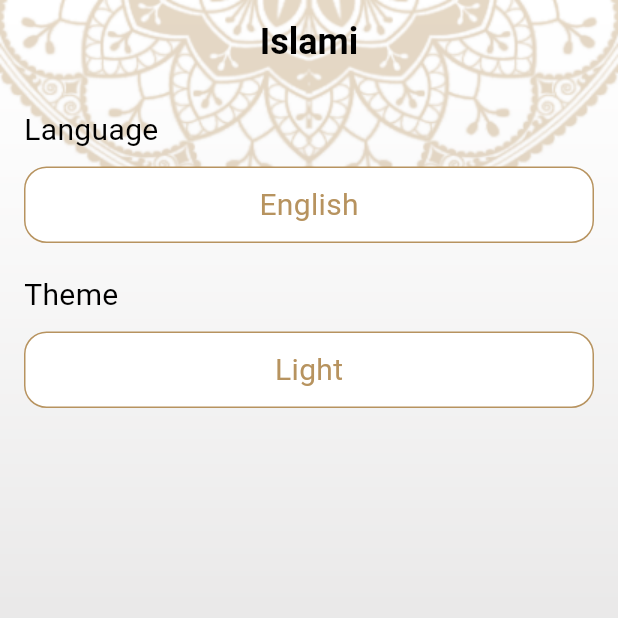
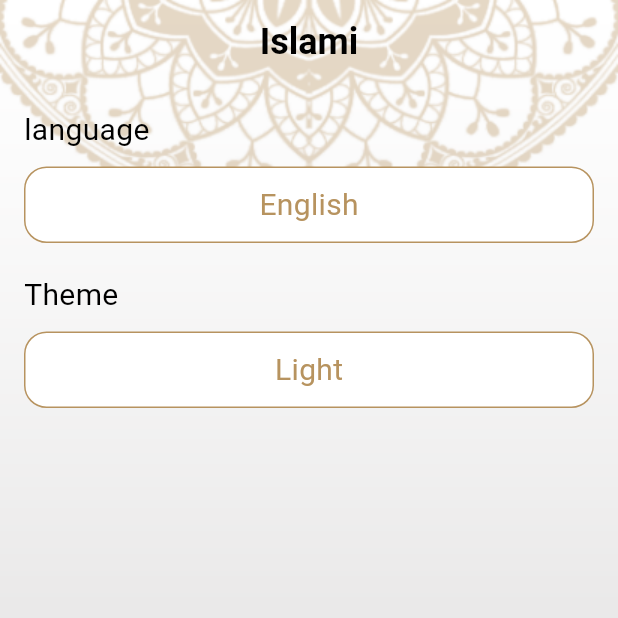
Before and after one commit to youssemagdy/Islamy_app_c10, a Flutter app: the screen it shows after launch, item 5 of the bottom bar chosen, on a phone screen of 412 x 824 dp, the top half of it. Run offline on Flutter 3.47's test engine with Material 3 defaults, Android fonts, the phone set to English and light mode, and no system bars; generated files the repository leaves out were written again.

Commit message:
Initial Commit

```diff
--- a/lib/main.dart
+++ b/lib/main.dart
@@ -36,6 +36,7 @@ class MyApp extends StatelessWidget
         Locale('ar'),
       ],
       locale: Locale(provider.language),
+
       theme: AppTheme.lightTheme,
       darkTheme: AppTheme.darkTheme,
       themeMode: provider.theme,
--- a/lib/ui/home/taps/setting_widget.dart
+++ b/lib/ui/home/taps/setting_widget.dart
@@ -3,7 +3,8 @@ import 'package:islamy_app/ui/home/taps/language_sheet.dart';
 import 'package:islamy_app/ui/home/taps/theme_sheet.dart';
 import 'package:provider/provider.dart';
 import '../../../provider/setting_provider.dart';
-// TODO STOPET HERE IN 12:00
+import 'package:flutter_gen/gen_l10n/app_localizations.dart';
+
 
 class SettingWidget extends StatefulWidget {
   const SettingWidget({Key? key}) : super(key: key);
@@ -20,7 +21,7 @@ class _SettingWidgetState extends State<SettingWidget> {
       child: Column(
         crossAxisAlignment: CrossAxisAlignment.start,
         children: [
-          const Text('Language', style: TextStyle(fontSize: 20),),
+          Text(AppLocalizations.of(context)!.language, style: const TextStyle(fontSize: 20),),
           const SizedBox(height: 10,),
           InkWell(
             onTap: () {
@@ -46,7 +47,7 @@ class _SettingWidgetState extends State<SettingWidget> {
             ),
           ),
           const SizedBox(height: 20,),
-          const Text('Theme', style: TextStyle(fontSize: 20),),
+          Text(AppLocalizations.of(context)!.theme, style: const TextStyle(fontSize: 20),),
           const SizedBox(height: 10,),
           InkWell(
             onTap: () {
@@ -64,7 +65,7 @@ class _SettingWidgetState extends State<SettingWidget> {
                   ),
                 ),
               child: Text(
-                provider.theme == ThemeMode.dark?'Dark':'Light',
+                provider.theme == ThemeMode.dark?AppLocalizations.of(context)!.dark:AppLocalizations.of(context)!.light,
                 style: Theme.of(context).textTheme.bodyMedium?.copyWith(
                   color: Theme.of(context).primaryColor,
                 ),
```
Also changed, not shown: lib/l10n/app_ar.arb (+7 -7 lines), lib/ui/home/taps/theme_sheet.dart (+8 -2 lines).
